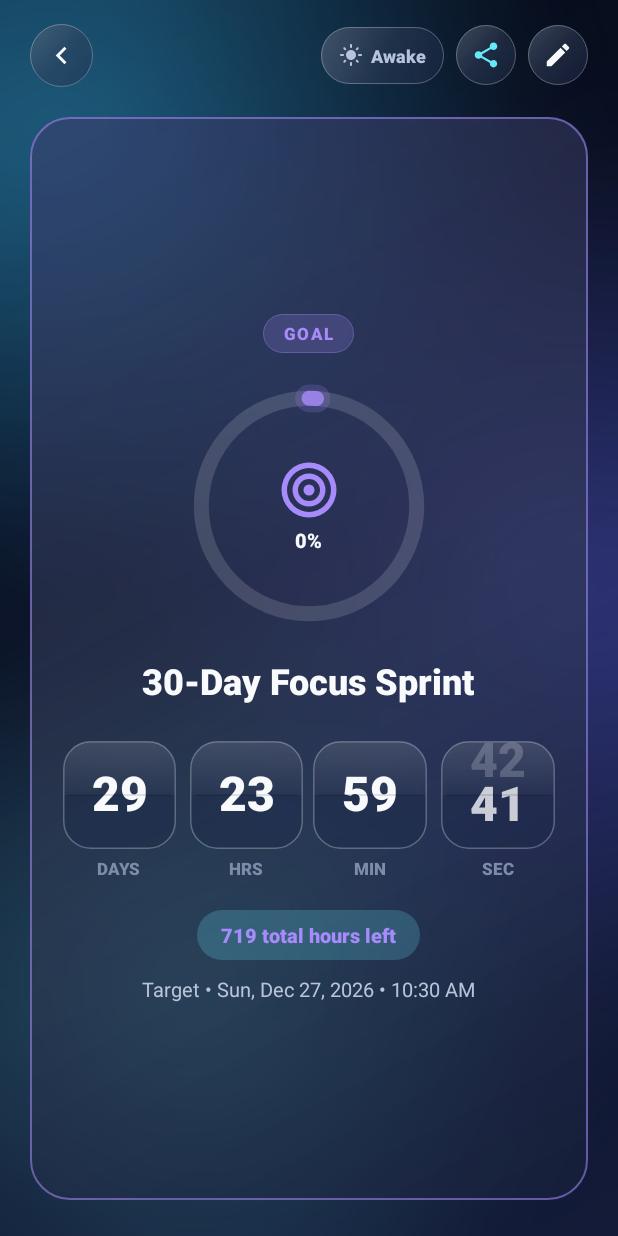
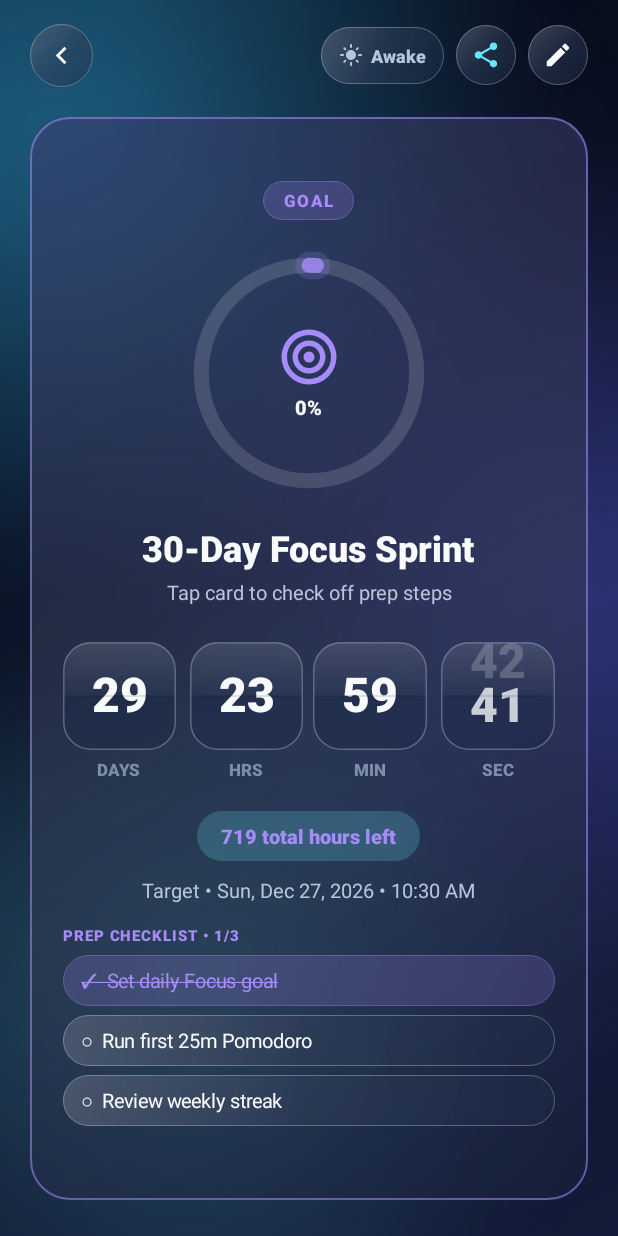
Before and after one commit to BeginnerAman/LumeTime, an Android app: the screen it shows after launch (FocusClockActivity), after a tap on "30-Day Focus Sprint", on a phone screen of 412 x 824 dp. Run offline under Robolectric (Android 15) with nearby library versions, the phone set to English and light mode, and no system bars; 2 other taps on this screen came first.

Commit message:
V4.1.0: custom timer duration, alert sound/vibe test, starter checklists, Hero meta polish & tray sync

```diff
--- a/app/build.gradle.kts
+++ b/app/build.gradle.kts
@@ -11,8 +11,8 @@ android {
         applicationId = "com.lumetime.app"
         minSdk = 24
         targetSdk = 35
-        versionCode = 5
-        versionName = "4.0.0"
+        versionCode = 6
+        versionName = "4.1.0"
     }
 
     buildTypes {
--- a/app/src/main/java/com/lumetime/app/MainActivity.kt
+++ b/app/src/main/java/com/lumetime/app/MainActivity.kt
@@ -422,6 +422,7 @@ class MainActivity : AppCompatActivity() {
                 }
             }
             FocusTimerStore.save(this, snap)
+            TimerAlertManager.cancelFocusNotification(this)
             TimerAlertManager.syncFocusAlarm(this, snap)
             updateQuickToolsBar(now)
         }
@@ -443,6 +444,7 @@ class MainActivity : AppCompatActivity() {
                 FocusTimerEngine.recordLap(snap, now)
             }
             FocusTimerStore.save(this, snap)
+            TimerAlertManager.cancelFocusNotification(this)
             TimerAlertManager.syncFocusAlarm(this, snap)
             updateQuickToolsBar(now)
         }
@@ -457,6 +459,7 @@ class MainActivity : AppCompatActivity() {
                 FocusTimerEngine.resetTimer(snap)
             }
             FocusTimerStore.save(this, snap)
+            TimerAlertManager.cancelFocusNotification(this)
             TimerAlertManager.cancelFocusTimerAlarm(this)
             updateQuickToolsBar(now)
         }
@@ -1069,10 +1072,16 @@ class MainActivity : AppCompatActivity() {
             else -> String.format(Locale.US, "%,d hrs left", breakdown.totalHours)
         }
 
+        val stepsSummary = if (item.checklist.isNotEmpty()) {
+            val done = item.checklist.count { it.done }
+            " • $done/${item.checklist.size} steps"
+        } else ""
+        val noteSummary = if (item.note.isNotBlank()) " • ${item.note}" else ""
+
         if (breakdown.isCountUp) {
             binding.heroProgressBar.visibility = View.GONE
             binding.tvHeroMeta.text =
-                "Started ${heroMetaDateFormat.format(Date(breakdown.effectiveTargetMillis))}"
+                "Started ${heroMetaDateFormat.format(Date(breakdown.effectiveTargetMillis))}$stepsSummary$noteSummary"
         } else {
             binding.heroProgressBar.visibility = View.VISIBLE
             binding.heroProgressBar.setColors(
@@ -1084,9 +1093,11 @@ class MainActivity : AppCompatActivity() {
             val pct = (breakdown.progress * 100f)
             binding.tvHeroMeta.text = String.format(
                 Locale.US,
-                "%s • %.0f%% elapsed",
+                "%s • %.0f%% elapsed%s%s",
                 heroMetaDateFormat.format(Date(breakdown.effectiveTargetMillis)),
-                pct
+                pct,
+                stepsSummary,
+                noteSummary
             )
         }
     }
--- a/app/src/main/java/com/lumetime/app/data/CountdownStore.kt
+++ b/app/src/main/java/com/lumetime/app/data/CountdownStore.kt
@@ -3,6 +3,7 @@ package com.lumetime.app.data
 import android.content.Context
 import com.lumetime.app.core.PrecisionClockTicker
 import com.lumetime.app.core.TimeCalculator
+import com.lumetime.app.model.ChecklistStep
 import com.lumetime.app.model.CountdownCategory
 import com.lumetime.app.model.CountdownIcon
 import com.lumetime.app.model.CountdownItem
@@ -369,7 +370,13 @@ class CountdownStore(
                     category = CountdownCategory.GOAL,
                     accentHex = "#A78BFA",
                     isPinned = false,
-                    emoji = CountdownIcon.TARGET.id
+                    emoji = CountdownIcon.TARGET.id,
+                    note = "Tap card to check off prep steps",
+                    checklist = listOf(
+                        ChecklistStep(UUID.randomUUID().toString(), "Set daily Focus goal", done = true),
+                        ChecklistStep(UUID.randomUUID().toString(), "Run first 25m Pomodoro", done = false),
+                        ChecklistStep(UUID.randomUUID().toString(), "Review weekly streak", done = false)
+                    )
                 ),
                 CountdownItem(
                     id = UUID.randomUUID().toString(),
@@ -382,7 +389,8 @@ class CountdownStore(
                     category = CountdownCategory.MILESTONE,
                     accentHex = "#34D399",
                     isPinned = false,
-                    emoji = CountdownIcon.FLAME.id
+                    emoji = CountdownIcon.FLAME.id,
+                    note = "Tap Check In Today to log consistency"
                 )
             )
         }
```
Also changed, not shown: app/src/main/java/com/lumetime/app/core/TimerAlertManager.kt (+11 -2 lines), app/src/main/java/com/lumetime/app/ui/FocusTimerDialog.kt (+52 -0 lines), app/src/main/java/com/lumetime/app/ui/PersonalizeDialog.kt (+11 -0 lines), app/src/main/res/layout/dialog_personalize.xml (+14 -0 lines).
